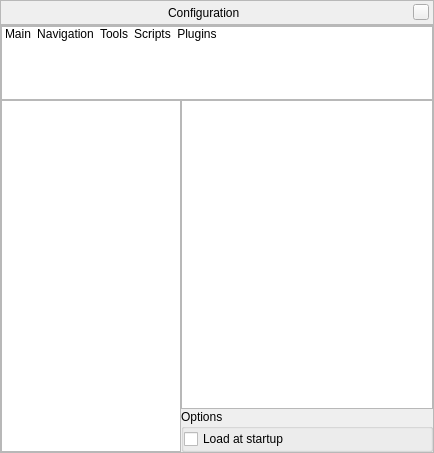
First picture: the form in src/gui/configurationDialog.ui, repository 519984307/stellarium_src, before the edit.
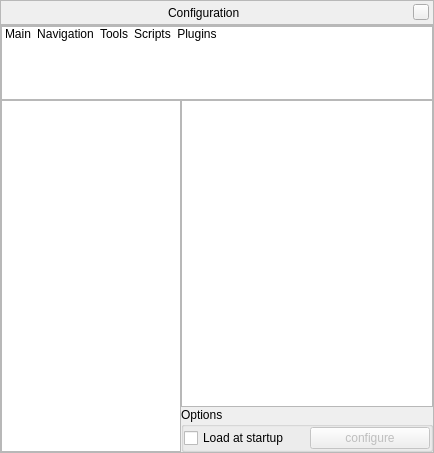
Second picture: the form after the edit. Icons and pictures are not drawn. Custom widgets are drawn as their Qt base class.

Commit message: plugin list now has configure button detected via StelModule::configureGui

Diff of the .ui file:
```diff
--- a/src/gui/configurationDialog.ui
+++ b/src/gui/configurationDialog.ui
@@ -982,7 +982,7 @@
               <property name="title">
                <string>Options</string>
               </property>
-              <layout class="QVBoxLayout" name="verticalLayout_14">
+              <layout class="QHBoxLayout" name="horizontalLayout_8">
                <property name="margin">
                 <number>0</number>
                </property>
@@ -993,6 +993,16 @@
                  </property>
                 </widget>
                </item>
+               <item>
+                <widget class="QPushButton" name="pluginConfigureButton">
+                 <property name="enabled">
+                  <bool>false</bool>
+                 </property>
+                 <property name="text">
+                  <string>configure</string>
+                 </property>
+                </widget>
+               </item>
               </layout>
              </widget>
             </item>
```
The commit also changes 4 other files.
